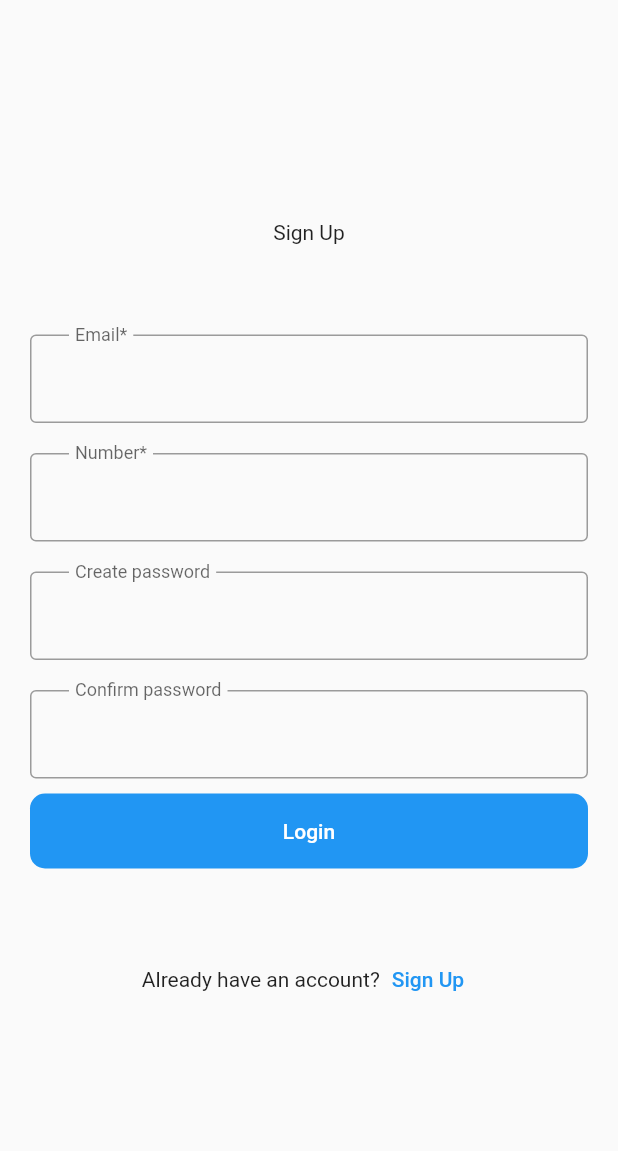
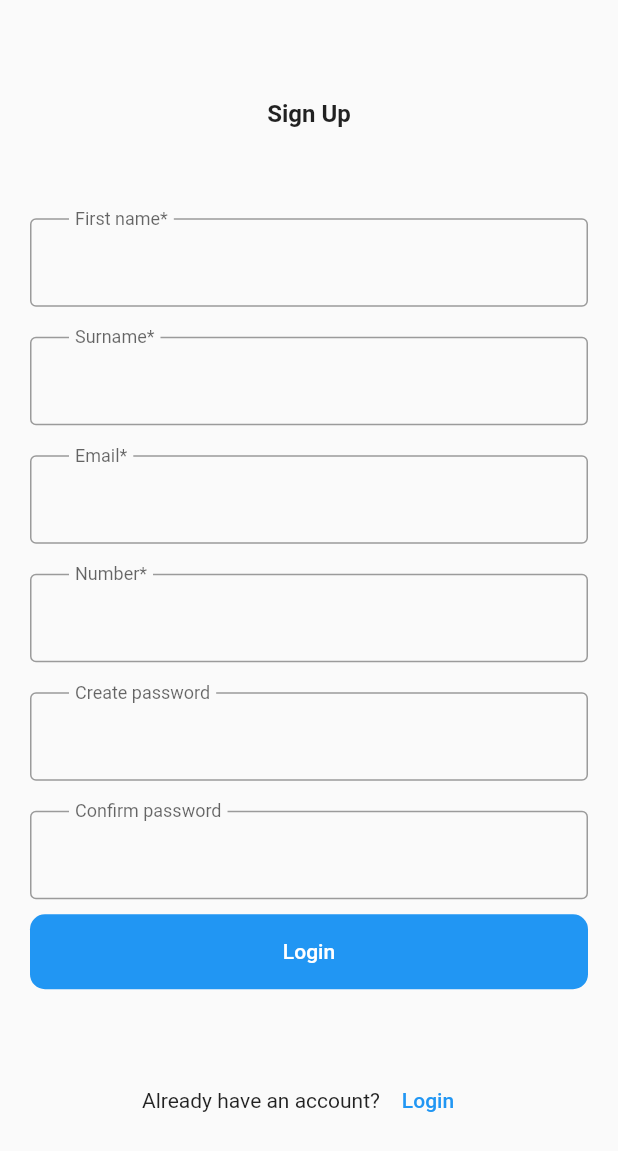
Before and after one commit to MohammedJamal21/Chat_App, a Flutter app: the screen it shows after launch, after a tap on "Login", after a tap on "Sign Up", on a phone screen of 412 x 824 dp. Shown: the top 1151 px of the screen. Run offline on Flutter 3.47's test engine with Material 2 defaults, Android fonts, the phone set to English and light mode, and no system bars; our stand-ins replace cloud_firestore, firebase_auth, firebase_core; accounts and stored records are empty.

Commit message:
User can add first name and surname

```diff
--- a/lib/models/chatapp_user.dart
+++ b/lib/models/chatapp_user.dart
@@ -3,10 +3,14 @@ class ChatAppUser {
   final String userId;
   final String email;
   final String phoneNumber;
+  final String firstName;
+  final String surname;
 
   ChatAppUser({
     required this.userId,
     required this.email,
     required this.phoneNumber,
+    required this.firstName,
+    required this.surname,
   });
 }
--- a/lib/providers/chatapp_user_provider.dart
+++ b/lib/providers/chatapp_user_provider.dart
@@ -9,11 +9,17 @@ class ChatAppUserProvider extends ChangeNotifier {
   //DateTime? _expiresIn;
   //Timer? _authTimer;
   ChatAppUser _chatAppUser =
-      ChatAppUser(userId: '', email: '', phoneNumber: '');
+      ChatAppUser(
+    userId: '',
+    email: '',
+    phoneNumber: '',
+    firstName: '',
+    surname: '',
+  );
 
   void setUser(ChatAppUser user) {
     _chatAppUser = user;
-    print('from Provider!!!!!!!!!!!!!!!!!!!!!!!!!!!!!!ewffwfffwwffwff!!');
+    print('from Provider!');
     notifyListeners();
   }
 
--- a/lib/screens/auth_screens/login_screen.dart
+++ b/lib/screens/auth_screens/login_screen.dart
@@ -26,7 +26,7 @@ class LoginScreen extends StatefulWidget {
 class _LoginScreenState extends State<LoginScreen> {
   final AuthService authService = AuthService();
   final DatabaseService databaseService = DatabaseService();
-  ChatAppUser chatAppUser = ChatAppUser(userId: '', email: '', phoneNumber: '');
+  ChatAppUser chatAppUser = ChatAppUser(userId: '', email: '', phoneNumber: '', firstName: '', surname: '');
   ChatAppUserProvider? _chatAppUserProvider;
 
   bool isLoading = false;
@@ -95,7 +95,13 @@ class _LoginScreenState extends State<LoginScreen> {
           child: Column(
             mainAxisAlignment: MainAxisAlignment.center,
             children: [
-              const Text('Login'),
+              const Text(
+                'Login',
+                style: TextStyle(
+                  fontWeight: FontWeight.bold,
+                  fontSize: 16,
+                ),
+              ),
               const SizedBox(
                 height: 50,
               ),
--- a/lib/screens/auth_screens/signup_screen.dart
+++ b/lib/screens/auth_screens/signup_screen.dart
@@ -29,7 +29,13 @@ class _SignupScreenState extends State<SignupScreen> {
               child: Column(
                 mainAxisAlignment: MainAxisAlignment.center,
                 children: [
-                  const Text('Sign Up'),
+                  const Text(
+                    'Sign Up',
+                    style: TextStyle(
+                      fontWeight: FontWeight.bold,
+                      fontSize: 16,
+                    ),
+                  ),
                   const SizedBox(
                     height: 50,
                   ),
@@ -45,7 +51,7 @@ class _SignupScreenState extends State<SignupScreen> {
                         onPressed: () {
                           widget.changeScreenToLogin();
                         },
-                        child: const Text('Sign Up'),
+                        child: const Text('Login'),
                       ),
                     ],
                   ),
--- a/lib/widgets/appbar/chat_app_appbar.dart
+++ b/lib/widgets/appbar/chat_app_appbar.dart
@@ -65,8 +65,8 @@ class _ChatAppAppBarState extends State<ChatAppAppBar> {
                   child: Text('Archived Messages'),
                 ),
                 const PopupMenuItem(
+                  value: 'settings',
                   child: Text('Settings'),
-                  value: 'settings',
                 ),
               ];
             },
@@ -98,10 +98,10 @@ class _ChatAppAppBarState extends State<ChatAppAppBar> {
                 ),
                 Consumer<ChatAppUserProvider>(
                   builder: (ctx, user, _) {
-                    String email = user.getUser.email;
+                    String firstName = user.getUser.firstName;
 
                     return Text(
-                      email,
+                      firstName,
                       style: const TextStyle(
                         fontSize: 14,
                         fontWeight: FontWeight.bold,
--- a/lib/widgets/auth_forms/signup_form.dart
+++ b/lib/widgets/auth_forms/signup_form.dart
@@ -17,6 +17,8 @@ class _SignupFormState extends State<SignupForm> {
   String email = '';
   String password = '';
   String phoneNumber = '';
+  String firstName = '';
+  String surname = '';
   bool isLoading = false;
   final authService = AuthService();
   final databaseService = DatabaseService();
@@ -41,7 +43,7 @@ class _SignupFormState extends State<SignupForm> {
       await authService.signUp(email, password).then(
         (userCredential) async {
           await databaseService.addNewUserDataToDatabase(
-              userCredential!.user!.uid, email, phoneNumber);
+              userCredential!.user!.uid, email, phoneNumber, firstName, surname);
         },
       );
     }
@@ -54,6 +56,60 @@ class _SignupFormState extends State<SignupForm> {
       child: SingleChildScrollView(
         child: Column(
           children: [
+            Padding(
+              padding: const EdgeInsets.symmetric(
+                vertical: 10,
+              ),
+              child: TextFormField(
+                onSaved: (newValue) {
+                  firstName = newValue!;
+                },
+                validator: (value) {
+                  if (value!.isEmpty) {
+                    return 'Please enter your first name';
+                  }
+                  return null;
+                },
+                keyboardType: TextInputType.name,
+                decoration: const InputDecoration(
+                  labelText: "First name*",
+                  floatingLabelAlignment: FloatingLabelAlignment.start,
+                  floatingLabelBehavior: FloatingLabelBehavior.always,
+                  border: OutlineInputBorder(),
+                  contentPadding: EdgeInsets.symmetric(
+                    vertical: 20,
+                    horizontal: 30,
+                  ),
+                ),
+              ),
+            ),
+            Padding(
+              padding: const EdgeInsets.symmetric(
+                vertical: 10,
+              ),
+              child: TextFormField(
+                onSaved: (newValue) {
+                  surname = newValue!;
+                },
+                validator: (value) {
+                  if (value!.isEmpty) {
+                    return 'Please enter your surname';
+                  }
+                  return null;
+                },
+                keyboardType: TextInputType.name,
+                decoration: const InputDecoration(
+                  labelText: "Surname*",
+                  floatingLabelAlignment: FloatingLabelAlignment.start,
+                  floatingLabelBehavior: FloatingLabelBehavior.always,
+                  border: OutlineInputBorder(),
+                  contentPadding: EdgeInsets.symmetric(
+                    vertical: 20,
+                    horizontal: 30,
+                  ),
+                ),
+              ),
+            ),
             Padding(
               padding: const EdgeInsets.symmetric(
                 vertical: 10,
--- a/lib/widgets/chat_screen_widgets/user_message_widget.dart
+++ b/lib/widgets/chat_screen_widgets/user_message_widget.dart
@@ -13,8 +13,6 @@ class UserMessageWidget extends StatelessWidget {
       required this.ownUser})
       : messageText = message,
         messageTime = time.toDate().toLocal();
-
-  ///.toDate().toLocal();
 
   @override
   Widget build(BuildContext context) {
```
Also changed, not shown: lib/services/database_service.dart (+31 -6 lines), lib/widgets/home_screen_widgets/user_to_chat.dart (+16 -3 lines).
